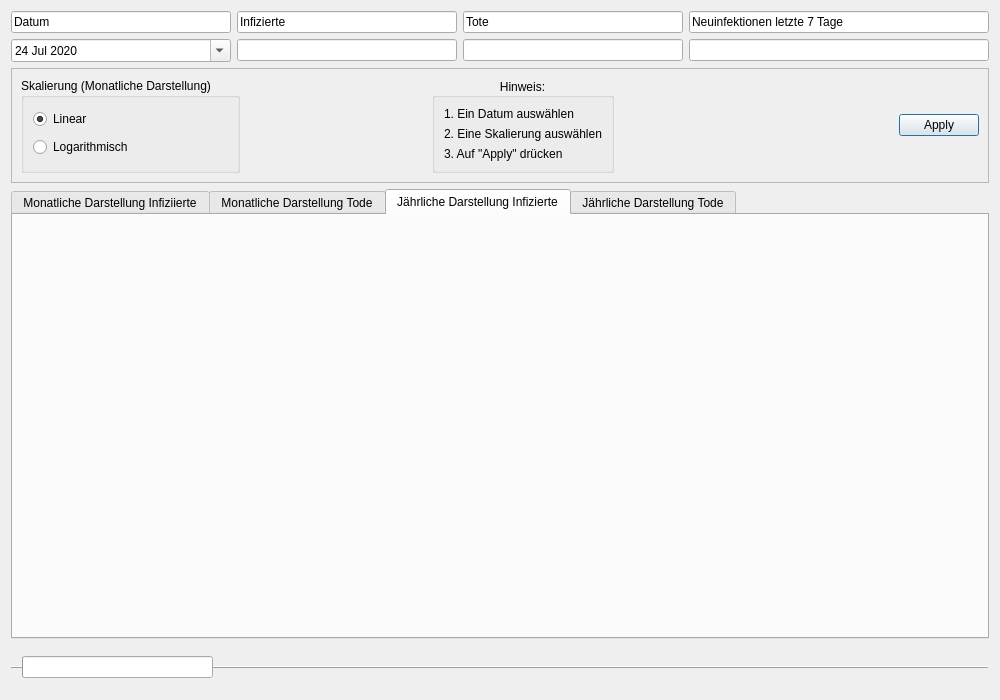
Qt form src/finnland.ui (JosephBisso/Starlink) before a commit.
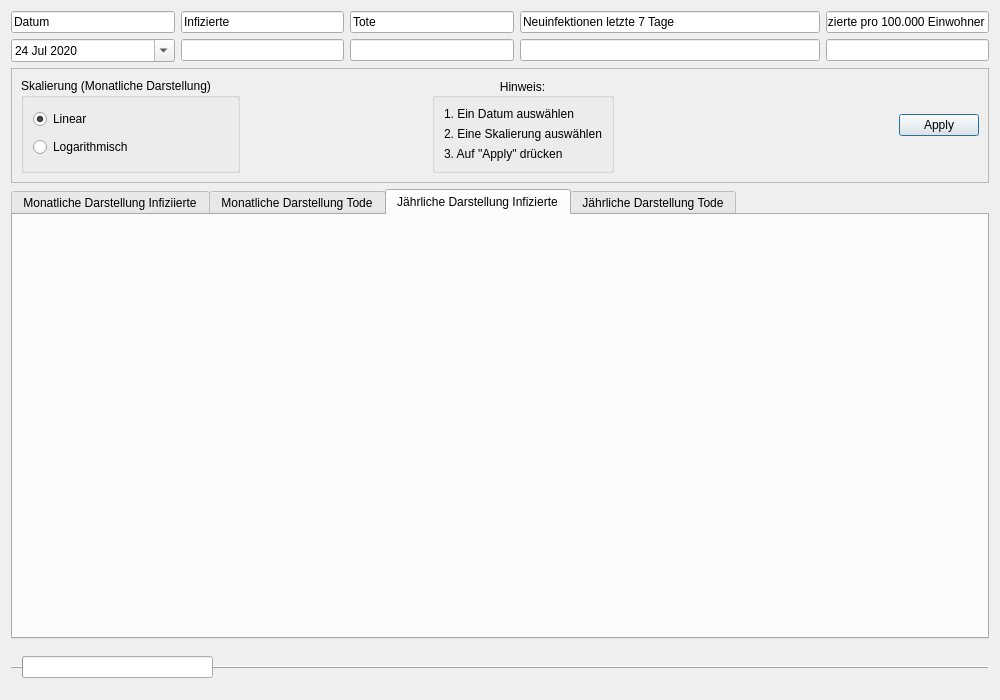
The same form after that commit. The open tabs and pages were chosen to show the change.

Commit message:
Neue Funktion: Infizierte pro 100.000 Einwohner
Es wird der Kennwert von Infizierten pro 100.000 Einwohner ausgegeben

The edit to the form file:
```diff
--- a/src/finnland.ui
+++ b/src/finnland.ui
@@ -132,6 +132,23 @@
        </property>
       </widget>
      </item>
+     <item row="2" column="5">
+      <widget class="QLineEdit" name="lineEdit_8">
+       <property name="text">
+        <string>Infizierte pro 100.000 Einwohner</string>
+       </property>
+       <property name="readOnly">
+        <bool>true</bool>
+       </property>
+      </widget>
+     </item>
+     <item row="4" column="5">
+      <widget class="QLineEdit" name="lineEdit_9">
+       <property name="readOnly">
+        <bool>true</bool>
+       </property>
+      </widget>
+     </item>
     </layout>
    </item>
    <item>
```
Left out of the diff: 56 changed lines with no effect on the pictures. The commit also changes 72 other files.
